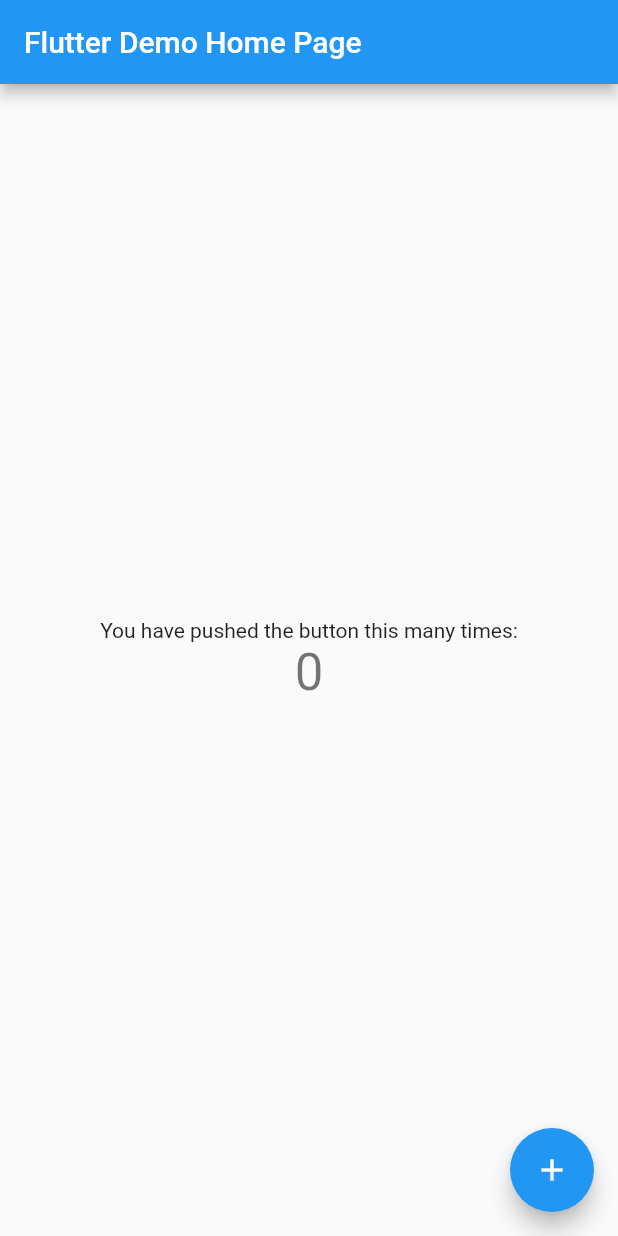
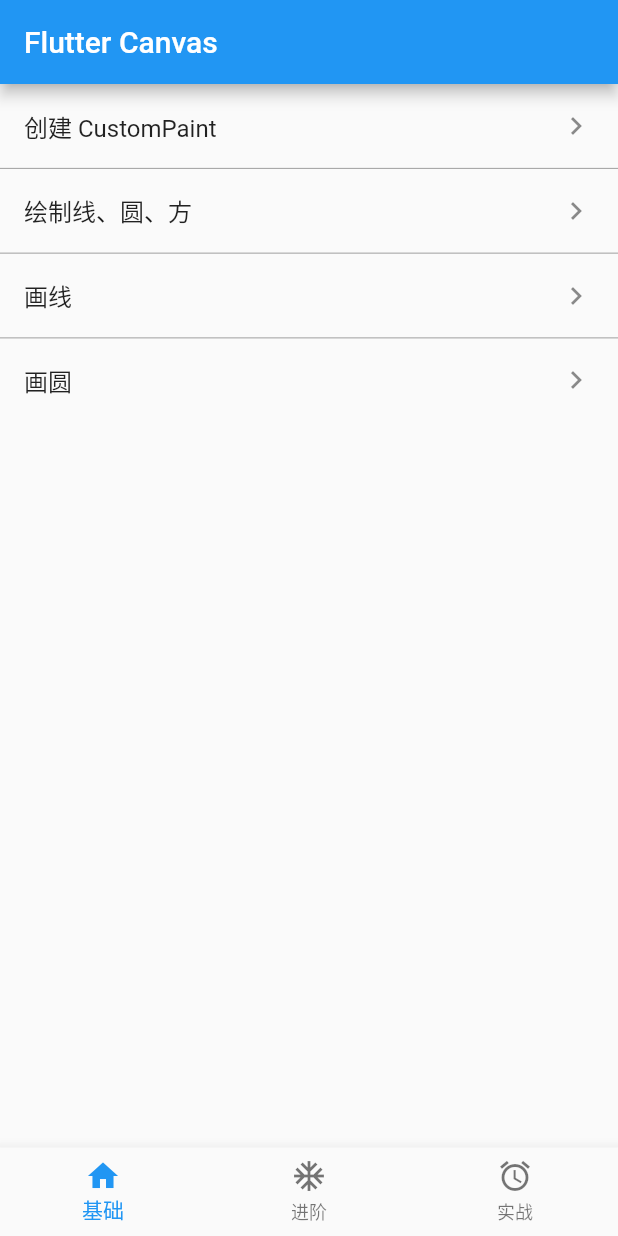
Before and after one commit to BytesZero/flutter_canvas, a Flutter app: the screen it shows after launch, on a phone screen of 412 x 824 dp. Run offline on Flutter 3.47's test engine with Material 2 defaults, Android fonts, the phone set to English and light mode, and no system bars.

Commit message:
1、添加了创建 CustomPaint 2、添加了绘制线、圆、方 3、添加了xmind 脑图

```diff
--- /dev/null
+++ b/lib/base/002_line_circle_square.dart
@@ -0,0 +1,139 @@
+import 'package:flutter/material.dart';
+
+class LineCircleSquareSurface extends StatelessWidget {
+  @override
+  Widget build(BuildContext context) {
+    return new MaterialApp(
+      title: 'PointLineSurface',
+      theme: new ThemeData(primarySwatch: Colors.blue),
+      home: new LineCircleSquarePage(),
+    );
+  }
+}
+
+class LineCircleSquarePage extends StatefulWidget {
+  @override
+  State<StatefulWidget> createState() => new _LineCircleSquarePageState();
+}
+
+class _LineCircleSquarePageState extends State<LineCircleSquarePage> {
+  @override
+  Widget build(BuildContext context) {
+    return Scaffold(
+      appBar: new AppBar(
+        title: new Text('创建线圆面'),
+      ),
+      body: SingleChildScrollView(
+        child: Center(
+          child: Column(
+            children: <Widget>[
+              SizedBox(height: 50),
+              Text('///绘制 【蓝色、宽度 5px】 的线'
+                  '\n///绘制 【红色、宽度 10px】 的线'
+                  '\n///绘制 【绿色、宽度 8px、圆角】 的线'),
+              SizedBox(height: 20),
+              CustomPaint(
+                painter: LinePainter(),
+                size: Size(100, 100),
+              ),
+              SizedBox(height: 20),
+              Text('///绘制【蓝色、半径 20px、实心】的圆形'
+                  '\n///绘制【绿色、半径 30px、空心、笔画宽度为 5px】的圆形'),
+              SizedBox(height: 20),
+              CustomPaint(
+                painter: CirclePainter(),
+                size: Size(200, 200),
+              ),
+              SizedBox(height: 20),
+              Text('///绘制【蓝色、Size 大小相同】的矩形'
+                  '\n///绘制【绿色、半径 30px、空心、笔画宽度为 5px】的圆形'),
+              SizedBox(height: 20),
+              CustomPaint(
+                painter: RectPainter(),
+                size: Size(100, 100),
+              ),
+            ],
+          ),
+        ),
+      ),
+    );
+  }
+}
+
+///线画家
+class LinePainter extends CustomPainter {
+  @override
+  void paint(Canvas canvas, Size size) {
+    ///创建画笔
+    var paint = Paint()
+      ..isAntiAlias = true
+      ..style = PaintingStyle.stroke;
+
+    ///绘制 【蓝色、宽度 5px】 的线
+    paint..color = Colors.blue;
+    paint..strokeWidth = 5;
+    canvas.drawLine(Offset.zero, Offset(size.width, 0), paint);
+
+    ///绘制 【红色、宽度 10px】 的线
+    paint..color = Colors.red;
+    paint..strokeWidth = 10;
+    canvas.drawLine(Offset(0, 10), Offset(size.width, 10), paint);
+
+    ///绘制 【绿色、宽度 8px、圆角】 的线
+    paint.color = Colors.green;
+    paint..strokeWidth = 8;
+    paint..strokeCap = StrokeCap.round;
+    canvas.drawLine(Offset(0, 25), Offset(size.width, 25), paint);
+  }
+
+  @override
+  bool shouldRepaint(CustomPainter oldDelegate) {
+    return true;
+  }
+}
+
+///创建圆形画家
+class CirclePainter extends CustomPainter {
+  @override
+  void paint(Canvas canvas, Size size) {
+    ///创建画笔
+    var paint = Paint()
+      ..isAntiAlias = true
+      ..style = PaintingStyle.fill;
+
+    ///绘制【蓝色、半径 20px、实心】的圆形
+    paint..color = Colors.blue;
+    canvas.drawCircle(Offset(size.width / 2, 10), 20, paint);
+
+    ///绘制【绿色、半径 30px、空心、笔画宽度为 5px】的圆形
+    paint..color = Colors.green;
+    paint..style = PaintingStyle.stroke;
+    paint..strokeWidth = 5;
+    canvas.drawCircle(Offset(size.width / 2, 20 + 30 + 20.0), 30, paint);
+  }
+
+  @override
+  bool shouldRepaint(CustomPainter oldDelegate) {
+    return true;
+  }
+}
+
+///创建矩形画家
+class RectPainter extends CustomPainter {
+  @override
+  void paint(Canvas canvas, Size size) {
+    ///创建画笔 🖌
+    var paint = Paint()
+      ..isAntiAlias = true
+      ..style = PaintingStyle.fill;
+
+    ///绘制【蓝色、Size 大小相同】的矩形
+    paint..color = Colors.blue;
+    canvas.drawRect(Offset.zero & size, paint);
+  }
+
+  @override
+  bool shouldRepaint(CustomPainter oldDelegate) {
+    return true;
+  }
+}
--- a/lib/main.dart
+++ b/lib/main.dart
@@ -1,4 +1,6 @@
 import 'package:flutter/material.dart';
+import 'package:flutter_canvas/base/001_create.dart';
+import 'package:flutter_canvas/base/002_line_circle_square.dart';
 
 void main() => runApp(MyApp());
 
@@ -7,105 +9,91 @@ class MyApp extends StatelessWidget {
   @override
   Widget build(BuildContext context) {
     return MaterialApp(
-      title: 'Flutter Demo',
+      title: 'Flutter Canvas',
       theme: ThemeData(
-        // This is the theme of your application.
-        //
-        // Try running your application with "flutter run". You'll see the
-        // application has a blue toolbar. Then, without quitting the app, try
-        // changing the primarySwatch below to Colors.green and then invoke
-        // "hot reload" (press "r" in the console where you ran "flutter run",
-        // or simply save your changes to "hot reload" in a Flutter IDE).
-        // Notice that the counter didn't reset back to zero; the application
-        // is not restarted.
         primarySwatch: Colors.blue,
       ),
-      home: MyHomePage(title: 'Flutter Demo Home Page'),
+      home: MyHomePage(),
+      routes: <String, WidgetBuilder>{
+        '001_create': (BuildContext context) => CreatePage(),
+        '002_point_line_surface': (BuildContext context) =>
+            LineCircleSquarePage(),
+      },
     );
   }
 }
 
 class MyHomePage extends StatefulWidget {
-  MyHomePage({Key key, this.title}) : super(key: key);
-
-  // This widget is the home page of your application. It is stateful, meaning
-  // that it has a State object (defined below) that contains fields that affect
-  // how it looks.
-
-  // This class is the configuration for the state. It holds the values (in this
-  // case the title) provided by the parent (in this case the App widget) and
-  // used by the build method of the State. Fields in a Widget subclass are
-  // always marked "final".
-
-  final String title;
+  MyHomePage({Key key}) : super(key: key);
 
   @override
   _MyHomePageState createState() => _MyHomePageState();
 }
 
 class _MyHomePageState extends State<MyHomePage> {
-  int _counter = 0;
-
-  void _incrementCounter() {
-    setState(() {
-      // This call to setState tells the Flutter framework that something has
-      // changed in this State, which causes it to rerun the build method below
-      // so that the display can reflect the updated values. If we changed
-      // _counter without calling setState(), then the build method would not be
-      // called again, and so nothing would appear to happen.
-      _counter++;
-    });
-  }
+  ///基础模块列表
+  var baseList = [
+    ['创建 CustomPaint', '001_create'],
+    ['绘制线、圆、方', '002_point_line_surface'],
+    ['画线', '001_create'],
+    ['画圆', '001_create'],
+  ];
 
   @override
   Widget build(BuildContext context) {
-    // This method is rerun every time setState is called, for instance as done
-    // by the _incrementCounter method above.
-    //
-    // The Flutter framework has been optimized to make rerunning build methods
-    // fast, so that you can just rebuild anything that needs updating rather
-    // than having to individually change instances of widgets.
+    ///底部导航
+    var bottomNavigationBar = [
+      BottomNavigationBarItem(
+        icon: Icon(Icons.home),
+        title: Text('基础'),
+      ),
+      BottomNavigationBarItem(
+        icon: Icon(Icons.ac_unit),
+        title: Text('进阶'),
+      ),
+      BottomNavigationBarItem(
+        icon: Icon(Icons.access_alarm),
+        title: Text('实战'),
+      ),
+    ];
+
     return Scaffold(
       appBar: AppBar(
-        // Here we take the value from the MyHomePage object that was created by
-        // the App.build method, and use it to set our appbar title.
-        title: Text(widget.title),
+        title: Text('Flutter Canvas'),
       ),
-      body: Center(
-        // Center is a layout widget. It takes a single child and positions it
-        // in the middle of the parent.
-        child: Column(
-          // Column is also layout widget. It takes a list of children and
-          // arranges them vertically. By default, it sizes itself to fit its
-          // children horizontally, and tries to be as tall as its parent.
-          //
-          // Invoke "debug painting" (press "p" in the console, choose the
-          // "Toggle Debug Paint" action from the Flutter Inspector in Android
-          // Studio, or the "Toggle Debug Paint" command in Visual Studio Code)
-          // to see the wireframe for each widget.
-          //
-          // Column has various properties to control how it sizes itself and
-          // how it positions its children. Here we use mainAxisAlignment to
-          // center the children vertically; the main axis here is the vertical
-          // axis because Columns are vertical (the cross axis would be
-          // horizontal).
-          mainAxisAlignment: MainAxisAlignment.center,
-          children: <Widget>[
-            Text(
-              'You have pushed the button this many times:',
+      body: ListView.separated(
+        itemBuilder: (context, index) {
+          var item = baseList[index];
+
+          ///构建 item 项
+          return ListTile(
+            title: Text(
+              item[0],
             ),
-            Text(
-              '$_counter',
-              style: Theme.of(context).textTheme.display1,
-            ),
-          ],
-        ),
+            trailing: Icon(Icons.chevron_right),
+            onTap: () {
+              goPage(item[1]);
+            },
+          );
+        },
+        separatorBuilder: (context, index) {
+          ///构建分割线
+          return Divider(
+            height: 0.5,
+            color: Colors.grey,
+          );
+        },
+        itemCount: baseList.length,
       ),
-      floatingActionButton: FloatingActionButton(
-        onPressed: _incrementCounter,
-        tooltip: 'Increment',
-        child: Icon(Icons.add),
+      bottomNavigationBar: BottomNavigationBar(
+        items: bottomNavigationBar,
+        type: BottomNavigationBarType.fixed,
       ), // This trailing comma makes auto-formatting nicer for build methods.
     );
   }
+
+  ///去一个页面
+  Future<void> goPage(String routeName) async {
+    Navigator.pushNamed(context, routeName);
+  }
 }
```
Also changed, not shown: lib/base/001_create.dart (added, +59 -0 lines), 1 other file.
